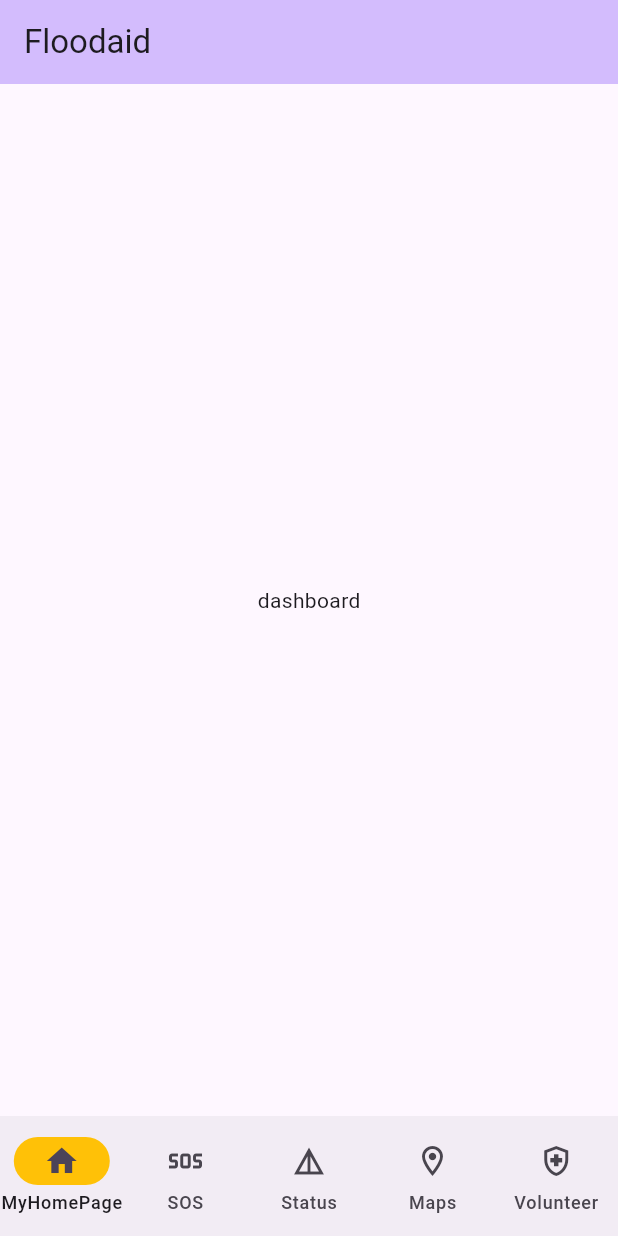
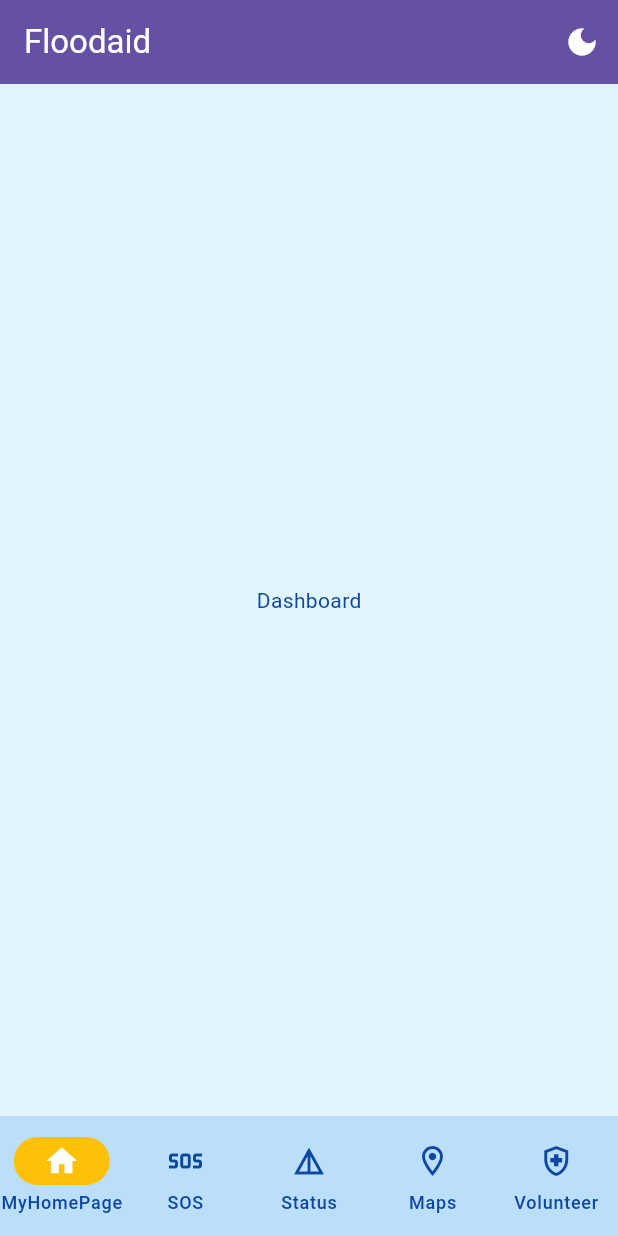
Before and after one commit to TXY05/FloodAid-Flutter, a Flutter app: the screen it shows after launch, on a phone screen of 412 x 824 dp. Run offline on Flutter 3.47's test engine with Material 3 defaults, Android fonts, the phone set to English and light mode, and no system bars.

Commit message:
Rename naming convention

```diff
--- /dev/null
+++ b/lib/composable/bottom_nav_bar.dart
@@ -0,0 +1,41 @@
+import 'package:flutter/material.dart';
+
+class BottomMenu extends StatelessWidget {
+  final int currentPageIndex;
+  final ValueChanged<int> onClicked;
+
+  const BottomMenu({
+    super.key,
+    required this.currentPageIndex,
+    required this.onClicked,
+  });
+
+  @override
+  Widget build(BuildContext context) {
+    return NavigationBar(
+      indicatorColor: Colors.amber,
+      selectedIndex: currentPageIndex,
+      onDestinationSelected: onClicked,
+      destinations: const <Widget>[
+        NavigationDestination(
+          selectedIcon: Icon(Icons.home),
+          icon: Icon(Icons.home_outlined),
+          label: 'MyHomePage',
+        ),
+        NavigationDestination(icon: Icon(Icons.sos_outlined), label: 'SOS'),
+        NavigationDestination(
+          icon: Icon(Icons.details_outlined),
+          label: 'Status',
+        ),
+        NavigationDestination(
+          icon: Icon(Icons.location_on_outlined),
+          label: 'Maps',
+        ),
+        NavigationDestination(
+          icon: Icon(Icons.health_and_safety_outlined),
+          label: 'Volunteer',
+        ),
+      ],
+    );
+  }
+}
--- a/lib/main.dart
+++ b/lib/main.dart
@@ -1,31 +1,53 @@
+import 'package:floodaid_flutter/composable/bottom_nav_bar.dart';
 import 'package:floodaid_flutter/screen/dashboard.dart';
 import 'package:floodaid_flutter/screen/map.dart';
 import 'package:floodaid_flutter/screen/sos.dart';
 import 'package:floodaid_flutter/screen/status.dart';
 import 'package:floodaid_flutter/screen/volunteer.dart';
+import 'package:floodaid_flutter/theme/theme.dart';
 import 'package:flutter/material.dart';
 
 void main() {
   runApp(const MyApp());
 }
 
-class MyApp extends StatelessWidget {
+class MyApp extends StatefulWidget {
   const MyApp({super.key});
+
+  @override
+  State<MyApp> createState() => _MyAppState();
+}
+
+class _MyAppState extends State<MyApp> {
+  bool isDarkMode = false;
+
+  void toggleTheme() {
+    setState(() {
+      isDarkMode = !isDarkMode;
+    });
+  }
 
   @override
   Widget build(BuildContext context) {
     return MaterialApp(
       title: 'Floodaid',
-      theme: ThemeData(colorScheme: .fromSeed(seedColor: Colors.deepPurple)),
-      home: const MyHomePage(title: 'Floodaid'),
+      theme: lightTheme,
+      darkTheme: darkTheme,
+      themeMode: isDarkMode ? ThemeMode.dark : ThemeMode.light,
+      home: MyHomePage(title: 'Floodaid', onToggleTheme: toggleTheme),
     );
   }
 }
 
 class MyHomePage extends StatefulWidget {
-  const MyHomePage({super.key, required this.title});
+  const MyHomePage({
+    super.key,
+    required this.title,
+    required this.onToggleTheme,
+  });
 
   final String title;
+  final VoidCallback onToggleTheme;
 
   @override
   State<MyHomePage> createState() => _MyHomePageState();
@@ -34,50 +56,38 @@ class MyHomePage extends StatefulWidget {
 class _MyHomePageState extends State<MyHomePage> {
   int currentPageIndex = 0;
 
+  void onClicked(int index) {
+    setState(() {
+      currentPageIndex = index;
+    });
+  }
+
   final List<Widget> pages = [
-    dashboard(),
-    sos(),
-    status(),
-    map(),
-    volunteer(),
+    Dashboard(),
+    SosScreen(),
+    StatusScreen(),
+    MapScreen(),
+    VolunteerScreen(),
   ];
 
   @override
   Widget build(BuildContext context) {
     return Scaffold(
       appBar: AppBar(
-        backgroundColor: Theme.of(context).colorScheme.inversePrimary,
+        backgroundColor: Theme.of(context).colorScheme.primary,
+        foregroundColor: Theme.of(context).colorScheme.onPrimary,
         title: Text(widget.title),
+        actions: [
+          IconButton(
+            icon: const Icon(Icons.dark_mode),
+            onPressed: widget.onToggleTheme,
+          ),
+        ],
       ),
       body: pages[currentPageIndex],
-      bottomNavigationBar: NavigationBar(
-        onDestinationSelected: (int index) {
-          setState(() {
-            currentPageIndex = index;
-          });
-        },
-        indicatorColor: Colors.amber,
-        selectedIndex: currentPageIndex,
-        destinations: const <Widget>[
-          NavigationDestination(
-            selectedIcon: Icon(Icons.home),
-            icon: Icon(Icons.home_outlined),
-            label: 'MyHomePage',
-          ),
-          NavigationDestination(icon: Icon(Icons.sos_outlined), label: 'SOS'),
-          NavigationDestination(
-            icon: Icon(Icons.details_outlined),
-            label: 'Status',
-          ),
-          NavigationDestination(
-            icon: Icon(Icons.location_on_outlined),
-            label: 'Maps',
-          ),
-          NavigationDestination(
-            icon: Icon(Icons.health_and_safety_outlined),
-            label: 'Volunteer',
-          ),
-        ],
+      bottomNavigationBar: BottomMenu(
+        currentPageIndex: currentPageIndex,
+        onClicked: onClicked,
       ),
     );
   }
--- a/lib/screen/dashboard.dart
+++ b/lib/screen/dashboard.dart
@@ -1,17 +1,17 @@
 import 'package:flutter/material.dart';
 
-class dashboard extends StatefulWidget {
-  const dashboard({super.key});
+class Dashboard extends StatefulWidget {
+  const Dashboard({super.key});
 
   @override
-  State<dashboard> createState() => _dashboardState();
+  State<Dashboard> createState() => _DashboardState();
 }
 
-class _dashboardState extends State<dashboard> {
+class _DashboardState extends State<Dashboard> {
   @override
   Widget build(BuildContext context) {
     return const Center(
-      child: Text("dashboard"),
+      child: Text("Dashboard"),
     );
   }
 }
--- /dev/null
+++ b/lib/theme/theme.dart
@@ -0,0 +1,34 @@
+import 'package:floodaid_flutter/theme/colors.dart';
+import 'package:flutter/material.dart';
+
+final ThemeData lightTheme = ThemeData(
+  colorScheme: const ColorScheme.light(
+    primary: AppColors.purple40,
+    onPrimary: Colors.white,
+
+    secondary: AppColors.purpleGrey40,
+    onSecondary: Colors.white,
+
+    tertiary: AppColors.pink40,
+
+    surface: AppColors.blue40,
+    onSurface: AppColors.darkBlue40,
+  ),
+  scaffoldBackgroundColor: AppColors.blueGrey40,
+);
+
+final ThemeData darkTheme = ThemeData(
+  colorScheme: const ColorScheme.dark(
+    primary: AppColors.purple80,
+    onPrimary: Colors.black,
+
+    secondary: AppColors.purpleGrey80,
+    onSecondary: Colors.black,
+
+    tertiary: AppColors.pink80,
+
+    surface: AppColors.blue80,
+    onSurface: Colors.white,
+  ),
+  scaffoldBackgroundColor: AppColors.blueGrey80,
+);
```
Also changed, not shown: lib/screen/map.dart (+4 -4 lines), lib/screen/profile.dart (+4 -4 lines), lib/screen/sos.dart (+4 -4 lines), lib/screen/status.dart (+7 -2 lines), lib/screen/volunteer.dart (+4 -4 lines), lib/theme/colors.dart (added, +19 -0 lines), lib/composable/BottomNavigationBar.dart (deleted).
